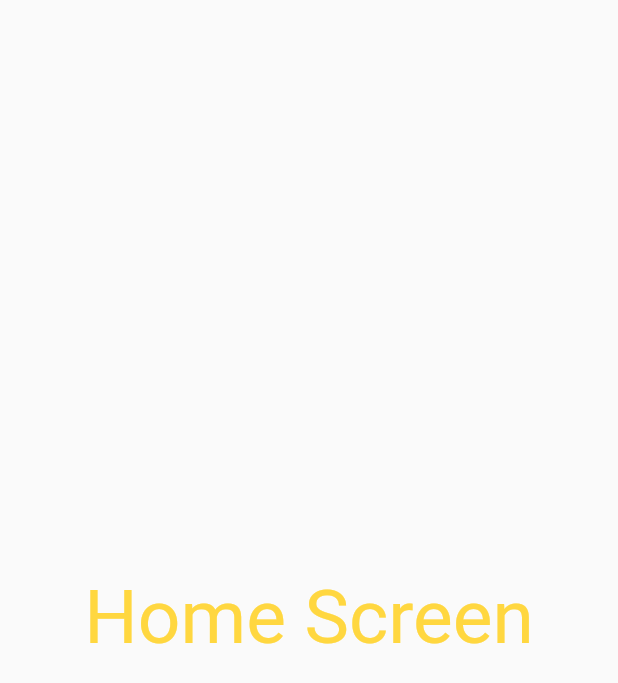
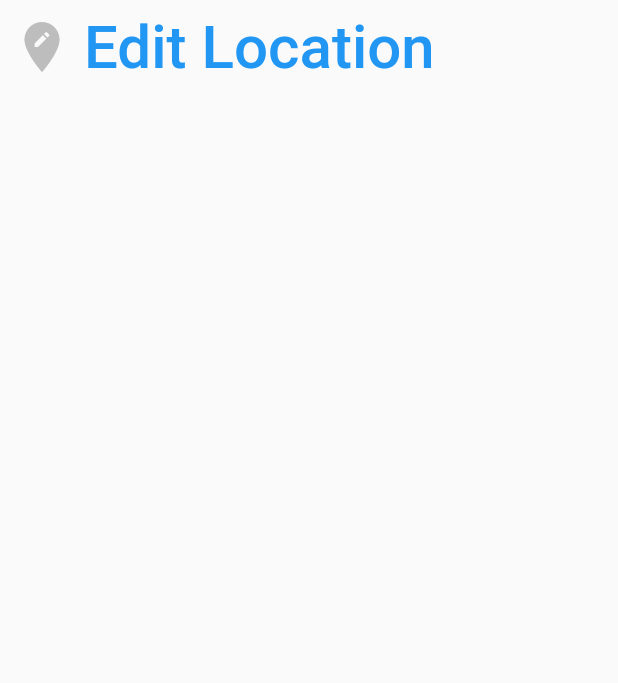
Before and after one commit to brandontanyu/world_clock_app, a Flutter app: the screen it shows after launch, on a phone screen of 412 x 824 dp. Shown: the top 683 px of the screen. Run offline on Flutter 3.47's test engine with Material 2 defaults, Android fonts, the phone set to English and light mode, and no system bars.

Commit message:
mapping and routing implemented

```diff
--- a/lib/main.dart
+++ b/lib/main.dart
@@ -1,8 +1,16 @@
+
 import 'package:flutter/material.dart';
+import 'package:world_clock_app/pages/choose_location.dart';
 import "package:world_clock_app/pages/home.dart";
+import 'package:world_clock_app/pages/loading.dart';
 
 void main() {
-  runApp(const MaterialApp(
-    home: Home(),
+  runApp(MaterialApp(
+    initialRoute: "/home",
+    routes: { //the context object tells where in the widget tree we are.
+      "/": (context) => const Loading(),
+      "/home": (context) => const Home(),
+      "/location": (context) => const ChooseLocation(),
+    },
   ));
 }
--- a/lib/pages/home.dart
+++ b/lib/pages/home.dart
@@ -11,15 +11,24 @@ class _HomeState extends State<Home> {
   @override
   Widget build(BuildContext context) {
     return  Scaffold(
-      body: Center(
-          child: SafeArea(
-              child: Text(
-                  "Home Screen",
-              style: TextStyle(
-                fontSize: 50.0,
-                color: Colors.amberAccent[200],
-              ),
-              ))),
+      body: SafeArea(
+          child: Column(
+            children: [
+              TextButton.icon(
+                  onPressed: () {
+                    Navigator.pushNamed(context, "/location");
+                  },
+                  label: const Text(
+                    "Edit Location",
+                    style: TextStyle(
+                      fontSize: 40.0,
+                    ),),
+                  icon: Icon(
+                      Icons.edit_location,
+                      size: 40.0,
+                      color: Colors.grey[400],) ,)
+            ],
+          ),),
     );
   }
 }
```
Also changed, not shown: lib/pages/choose_location.dart (+15 -2 lines), lib/pages/loading.dart (+7 -1 lines).
